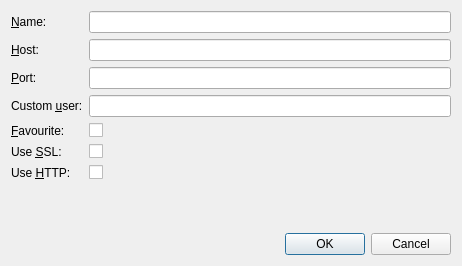
Qt form Viewer/ecflowUI/src/ServerEditDialog.ui (ecmwf/ecflow) before a commit.
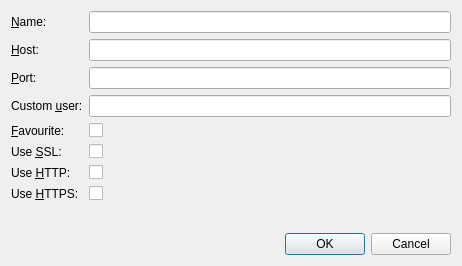
The same form after that commit. Custom widgets are drawn as their Qt base class.

Commit message:
Enable HTTPS on the Client side
Re ECFLOW-1957

Patch:
```diff
--- a/Viewer/ecflowUI/src/ServerEditDialog.ui
+++ b/Viewer/ecflowUI/src/ServerEditDialog.ui
@@ -122,7 +122,24 @@
        </property>
       </widget>
      </item>
+     <item row="7" column="0">
+      <widget class="QLabel" name="httpsLabel">
+       <property name="text">
+        <string>Use &amp;HTTPS:</string>
+       </property>
+       <property name="buddy">
+        <cstring>httpsCh</cstring>
+       </property>
+      </widget>
+     </item>
      <item row="7" column="1">
+      <widget class="QCheckBox" name="httpsCh">
+       <property name="text">
+        <string/>
+       </property>
+      </widget>
+     </item>
+     <item row="8" column="1">
       <widget class="MessageLabel" name="sslMessageLabel" native="true"/>
      </item>
     </layout>
```
The commit also changes 17 other files.
